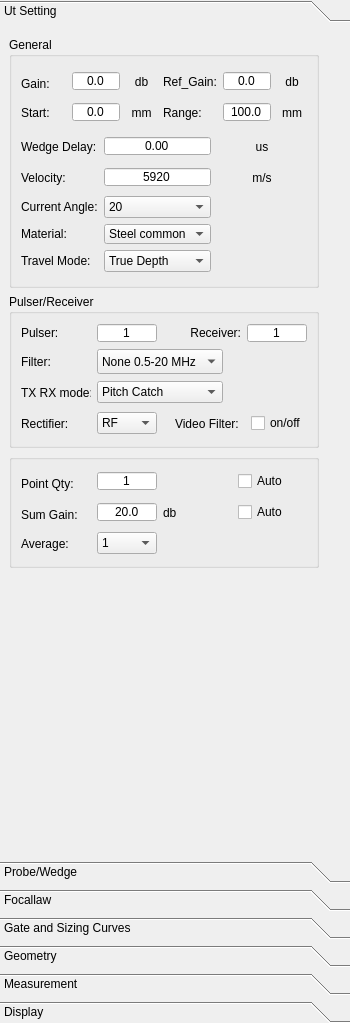
First picture: the form in phascan_view/ui/DopplerGroupTab.ui, repository qinxingying/hello-word, before the edit.
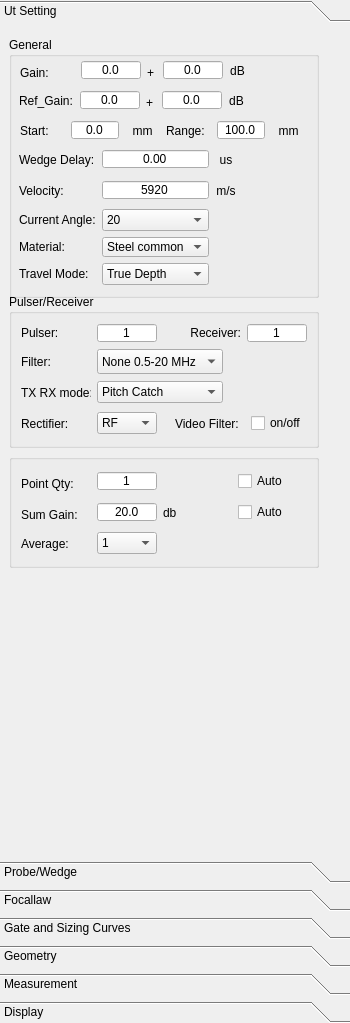
Second picture: the form after the edit. The open tabs and pages were chosen to show the change. Icons and pictures are not drawn. Custom widgets are drawn as their Qt base class.

What changed in the file:
```diff
--- a/phascan_view/ui/DopplerGroupTab.ui
+++ b/phascan_view/ui/DopplerGroupTab.ui
@@ -154,7 +154,7 @@
              <property name="minimumSize">
               <size>
                <width>0</width>
-               <height>0</height>
+               <height>261</height>
               </size>
              </property>
              <property name="maximumSize">
@@ -166,282 +166,15 @@
              <property name="title">
               <string>General</string>
              </property>
-             <layout class="QVBoxLayout" name="verticalLayout" stretch="2,5">
-              <property name="leftMargin">
-               <number>9</number>
+             <widget class="QWidget" name="layoutWidget">
+              <property name="geometry">
+               <rect>
+                <x>10</x>
+                <y>110</y>
+                <width>218</width>
+                <height>138</height>
+               </rect>
               </property>
-              <item>
-               <layout class="QGridLayout" name="gridLayout_6">
-                <item row="0" column="0">
-                 <widget class="QLabel" name="LabelGain">
-                  <property name="sizePolicy">
-                   <sizepolicy hsizetype="Preferred" vsizetype="Preferred">
-                    <horstretch>0</horstretch>
-                    <verstretch>0</verstretch>
-                   </sizepolicy>
-                  </property>
-                  <property name="minimumSize">
-                   <size>
-                    <width>45</width>
-                    <height>25</height>
-                   </size>
-                  </property>
-                  <property name="maximumSize">
-                   <size>
-                    <width>75</width>
-                    <height>20</height>
-                   </size>
-                  </property>
-                  <property name="text">
-                   <string>Gain:</string>
-                  </property>
-                 </widget>
-                </item>
-                <item row="0" column="1">
-                 <widget class="QDoubleSpinBox" name="ValueGain">
-                  <property name="sizePolicy">
-                   <sizepolicy hsizetype="Fixed" vsizetype="Fixed">
-                    <horstretch>0</horstretch>
-                    <verstretch>0</verstretch>
-                   </sizepolicy>
-                  </property>
-                  <property name="minimumSize">
-                   <size>
-                    <width>40</width>
-                    <height>20</height>
-                   </size>
-                  </property>
-                  <property name="maximumSize">
-                   <size>
-                    <width>60</width>
-                    <height>20</height>
-                   </size>
-                  </property>
-                  <property name="alignment">
-                   <set>Qt::AlignCenter</set>
-                  </property>
-                  <property name="buttonSymbols">
-                   <enum>QAbstractSpinBox::NoButtons</enum>
-                  </property>
-                  <property name="decimals">
-                   <number>1</number>
-                  </property>
-                  <property name="maximum">
-                   <double>80.000000000000000</double>
-                  </property>
-                 </widget>
-                </item>
-                <item row="0" column="2">
-                 <widget class="QLabel" name="LabelGainUnit">
-                  <property name="text">
-                   <string>db</string>
-                  </property>
-                  <property name="alignment">
-                   <set>Qt::AlignCenter</set>
-                  </property>
-                 </widget>
-                </item>
-                <item row="0" column="3">
-                 <widget class="QLabel" name="label_RefGain">
-                  <property name="minimumSize">
-                   <size>
-                    <width>45</width>
-                    <height>25</height>
-                   </size>
-                  </property>
-                  <property name="text">
-                   <string>Ref_Gain:</string>
-                  </property>
-                 </widget>
-                </item>
-                <item row="0" column="4">
-                 <widget class="QDoubleSpinBox" name="ValueRefGain">
-                  <property name="sizePolicy">
-                   <sizepolicy hsizetype="Fixed" vsizetype="Fixed">
-                    <horstretch>0</horstretch>
-                    <verstretch>0</verstretch>
-                   </sizepolicy>
-                  </property>
-                  <property name="minimumSize">
-                   <size>
-                    <width>40</width>
-                    <height>20</height>
-                   </size>
-                  </property>
-                  <property name="maximumSize">
-                   <size>
-                    <width>60</width>
-                    <height>20</height>
-                   </size>
-                  </property>
-                  <property name="alignment">
-                   <set>Qt::AlignCenter</set>
-                  </property>
-                  <property name="buttonSymbols">
-                   <enum>QAbstractSpinBox::NoButtons</enum>
-                  </property>
-                  <property name="decimals">
-                   <number>1</number>
-                  </property>
-                  <property name="minimum">
-                   <double>-20.000000000000000</double>
-                  </property>
-                  <property name="maximum">
-                   <double>20.000000000000000</double>
-                  </property>
-                 </widget>
-                </item>
-                <item row="0" column="5">
-                 <widget class="QLabel" name="LabelGainUnit_2">
-                  <property name="text">
-                   <string>db</string>
-                  </property>
-                  <property name="alignment">
-                   <set>Qt::AlignCenter</set>
-                  </property>
-                 </widget>
-                </item>
-                <item row="1" column="0">
-                 <widget class="QLabel" name="LabelStart">
-                  <property name="sizePolicy">
-                   <sizepolicy hsizetype="Preferred" vsizetype="Preferred">
-                    <horstretch>0</horstretch>
-                    <verstretch>0</verstretch>
-                   </sizepolicy>
-                  </property>
-                  <property name="minimumSize">
-                   <size>
-                    <width>45</width>
-                    <height>25</height>
-                   </size>
-                  </property>
-                  <property name="text">
-                   <string>Start:</string>
-                  </property>
-                 </widget>
-                </item>
-                <item row="1" column="1">
-                 <widget class="QDoubleSpinBox" name="ValueStart">
-                  <property name="sizePolicy">
-                   <sizepolicy hsizetype="Fixed" vsizetype="Fixed">
-                    <horstretch>0</horstretch>
-                    <verstretch>0</verstretch>
-                   </sizepolicy>
-                  </property>
-                  <property name="minimumSize">
-                   <size>
-                    <width>40</width>
-                    <height>20</height>
-                   </size>
-                  </property>
-                  <property name="maximumSize">
-                   <size>
-                    <width>60</width>
-                    <height>20</height>
-                   </size>
-                  </property>
-                  <property name="alignment">
-                   <set>Qt::AlignCenter</set>
-                  </property>
-                  <property name="buttonSymbols">
-                   <enum>QAbstractSpinBox::NoButtons</enum>
-                  </property>
-                  <property name="decimals">
-                   <number>1</number>
-                  </property>
-                  <property name="maximum">
-                   <double>5000.000000000000000</double>
-                  </property>
-                  <property name="singleStep">
-                   <double>1.000000000000000</double>
-                  </property>
-                 </widget>
-                </item>
-                <item row="1" column="2">
-                 <widget class="QLabel" name="LabelStartUnit">
-                  <property name="text">
-                   <string>mm</string>
-                  </property>
-                  <property name="alignment">
-                   <set>Qt::AlignCenter</set>
-                  </property>
-                 </widget>
-                </item>
-                <item row="1" column="3">
-                 <widget class="QLabel" name="LabelRange">
-                  <property name="sizePolicy">
-                   <sizepolicy hsizetype="Preferred" vsizetype="Fixed">
-                    <horstretch>0</horstretch>
-                    <verstretch>0</verstretch>
-                   </sizepolicy>
-                  </property>
-                  <property name="minimumSize">
-                   <size>
-                    <width>45</width>
-                    <height>25</height>
-                   </size>
-                  </property>
-                  <property name="text">
-                   <string>Range:</string>
-                  </property>
-                 </widget>
-                </item>
-                <item row="1" column="4">
-                 <widget class="QDoubleSpinBox" name="ValueRange">
-                  <property name="sizePolicy">
-                   <sizepolicy hsizetype="Fixed" vsizetype="Fixed">
-                    <horstretch>0</horstretch>
-                    <verstretch>0</verstretch>
-                   </sizepolicy>
-                  </property>
-                  <property name="minimumSize">
-                   <size>
-                    <width>40</width>
-                    <height>20</height>
-                   </size>
-                  </property>
-                  <property name="maximumSize">
-                   <size>
-                    <width>60</width>
-                    <height>20</height>
-                   </size>
-                  </property>
-                  <property name="alignment">
-                   <set>Qt::AlignCenter</set>
-                  </property>
-                  <property name="buttonSymbols">
-                   <enum>QAbstractSpinBox::NoButtons</enum>
-                  </property>
-                  <property name="decimals">
-                   <number>1</number>
-                  </property>
-                  <property name="minimum">
-                   <double>1.000000000000000</double>
-                  </property>
-                  <property name="maximum">
-                   <double>5000.000000000000000</double>
-                  </property>
-                  <property name="singleStep">
-                   <double>1.000000000000000</double>
-                  </property>
-                  <property name="value">
-                   <double>100.000000000000000</double>
-                  </property>
-                 </widget>
-                </item>
-                <item row="1" column="5">
-                 <widget class="QLabel" name="LabelRangeUnit">
-                  <property name="text">
-                   <string>mm</string>
-                  </property>
-                  <property name="alignment">
-                   <set>Qt::AlignCenter</set>
-                  </property>
-                 </widget>
-                </item>
-               </layout>
-              </item>
-              <item>
                <layout class="QGridLayout" name="gridLayout_14">
                 <item row="0" column="0">
                  <widget class="QLabel" name="LabelWedgeDelay">
@@ -714,8 +447,440 @@
                  </widget>
                 </item>
                </layout>
-              </item>
-             </layout>
+             </widget>
+             <widget class="QWidget" name="layoutWidget">
+              <property name="geometry">
+               <rect>
+                <x>11</x>
+                <y>20</y>
+                <width>226</width>
+                <height>27</height>
+               </rect>
+              </property>
+              <layout class="QHBoxLayout" name="horizontalLayout_20">
+               <item>
+                <widget class="QLabel" name="LabelGain">
+                 <property name="sizePolicy">
+                  <sizepolicy hsizetype="Preferred" vsizetype="Preferred">
+                   <horstretch>0</horstretch>
+                   <verstretch>0</verstretch>
+                  </sizepolicy>
+                 </property>
+                 <property name="minimumSize">
+                  <size>
+                   <width>55</width>
+                   <height>25</height>
+                  </size>
+                 </property>
+                 <property name="maximumSize">
+                  <size>
+                   <width>55</width>
+                   <height>20</height>
+                  </size>
+                 </property>
+                 <property name="text">
+                  <string>Gain:</string>
+                 </property>
+                </widget>
+               </item>
+               <item>
+                <widget class="QDoubleSpinBox" name="ValueGain">
+                 <property name="sizePolicy">
+                  <sizepolicy hsizetype="Fixed" vsizetype="Fixed">
+                   <horstretch>0</horstretch>
+                   <verstretch>0</verstretch>
+                  </sizepolicy>
+                 </property>
+                 <property name="minimumSize">
+                  <size>
+                   <width>60</width>
+                   <height>20</height>
+                  </size>
+                 </property>
+                 <property name="maximumSize">
+                  <size>
+                   <width>60</width>
+                   <height>20</height>
+                  </size>
+                 </property>
+                 <property name="alignment">
+                  <set>Qt::AlignCenter</set>
+                 </property>
+                 <property name="buttonSymbols">
+                  <enum>QAbstractSpinBox::NoButtons</enum>
+                 </property>
+                 <property name="decimals">
+                  <number>1</number>
+                 </property>
+                 <property name="maximum">
+                  <double>80.000000000000000</double>
+                 </property>
+                </widget>
+               </item>
+               <item>
+                <widget class="QLabel" name="LabelGain_2">
+                 <property name="sizePolicy">
+                  <sizepolicy hsizetype="Preferred" vsizetype="Preferred">
+                   <horstretch>0</horstretch>
+                   <verstretch>0</verstretch>
+                  </sizepolicy>
+                 </property>
+                 <property name="minimumSize">
+                  <size>
+                   <width>10</width>
+                   <height>25</height>
+                  </size>
+                 </property>
+                 <property name="maximumSize">
+                  <size>
+                   <width>10</width>
+                   <height>20</height>
+                  </size>
+                 </property>
+                 <property name="text">
+                  <string>+</string>
+                 </property>
+                </widget>
+               </item>
+               <item>
+                <widget class="QDoubleSpinBox" name="ValueREFGain">
+                 <property name="sizePolicy">
+                  <sizepolicy hsizetype="Fixed" vsizetype="Fixed">
+                   <horstretch>0</horstretch>
+                   <verstretch>0</verstretch>
+                  </sizepolicy>
+                 </property>
+                 <property name="minimumSize">
+                  <size>
+                   <width>60</width>
+                   <height>20</height>
+                  </size>
+                 </property>
+                 <property name="maximumSize">
+                  <size>
+                   <width>60</width>
+                   <height>20</height>
+                  </size>
+                 </property>
+                 <property name="alignment">
+                  <set>Qt::AlignCenter</set>
+                 </property>
+                 <property name="buttonSymbols">
+                  <enum>QAbstractSpinBox::NoButtons</enum>
+                 </property>
+                 <property name="decimals">
+                  <number>1</number>
+                 </property>
+                 <property name="minimum">
+                  <double>-40.000000000000000</double>
+                 </property>
+                 <property name="maximum">
+                  <double>40.000000000000000</double>
+                 </property>
+                </widget>
+               </item>
+               <item>
+                <widget class="QLabel" name="LabelGainUnit">
+                 <property name="text">
+                  <string>dB</string>
+                 </property>
+                 <property name="alignment">
+                  <set>Qt::AlignCenter</set>
+                 </property>
+                </widget>
+               </item>
+              </layout>
+             </widget>
+             <widget class="QWidget" name="layoutWidget">
+              <property name="geometry">
+               <rect>
+                <x>10</x>
+                <y>50</y>
+                <width>226</width>
+                <height>27</height>
+               </rect>
+              </property>
+              <layout class="QHBoxLayout" name="horizontalLayout_21">
+               <item>
+                <widget class="QLabel" name="label_RefGain">
+                 <property name="minimumSize">
+                  <size>
+                   <width>55</width>
+                   <height>25</height>
+                  </size>
+                 </property>
+                 <property name="maximumSize">
+                  <size>
+                   <width>55</width>
+                   <height>16777215</height>
+                  </size>
+                 </property>
+                 <property name="text">
+                  <string>Ref_Gain:</string>
+                 </property>
+                </widget>
+               </item>
+               <item>
+                <widget class="QDoubleSpinBox" name="ValueRefGain">
+                 <property name="sizePolicy">
+                  <sizepolicy hsizetype="Fixed" vsizetype="Fixed">
+                   <horstretch>0</horstretch>
+                   <verstretch>0</verstretch>
+                  </sizepolicy>
+                 </property>
+                 <property name="minimumSize">
+                  <size>
+                   <width>60</width>
+                   <height>20</height>
+                  </size>
+                 </property>
+                 <property name="maximumSize">
+                  <size>
+                   <width>60</width>
+                   <height>20</height>
+                  </size>
+                 </property>
+                 <property name="alignment">
+                  <set>Qt::AlignCenter</set>
+                 </property>
+                 <property name="buttonSymbols">
+                  <enum>QAbstractSpinBox::NoButtons</enum>
+                 </property>
+                 <property name="decimals">
+                  <number>1</number>
+                 </property>
+                 <property name="minimum">
+                  <double>-80.000000000000000</double>
+                 </property>
+                 <property name="maximum">
+                  <double>80.000000000000000</double>
+                 </property>
+                </widget>
+               </item>
+               <item>
+                <widget class="QLabel" name="LabelGain_3">
+                 <property name="sizePolicy">
+                  <sizepolicy hsizetype="Preferred" vsizetype="Preferred">
+                   <horstretch>0</horstretch>
+                   <verstretch>0</verstretch>
+                  </sizepolicy>
+                 </property>
+                 <property name="minimumSize">
+                  <size>
+                   <width>10</width>
+                   <height>25</height>
+                  </size>
+                 </property>
+                 <property name="maximumSize">
+                  <size>
+                   <width>10</width>
+                   <height>20</height>
+                  </size>
+                 </property>
+                 <property name="text">
+                  <string>+</string>
+                 </property>
+                </widget>
+               </item>
+               <item>
+                <widget class="QDoubleSpinBox" name="ValueComGain">
+                 <property name="sizePolicy">
+                  <sizepolicy hsizetype="Fixed" vsizetype="Fixed">
+                   <horstretch>0</horstretch>
+                   <verstretch>0</verstretch>
+                  </sizepolicy>
+                 </property>
+                 <property name="minimumSize">
+                  <size>
+                   <width>60</width>
+                   <height>20</height>
+                  </size>
+                 </property>
+                 <property name="maximumSize">
+                  <size>
+                   <width>60</width>
+                   <height>20</height>
+                  </size>
+                 </property>
+                 <property name="alignment">
+                  <set>Qt::AlignCenter</set>
+                 </property>
+                 <property name="buttonSymbols">
+                  <enum>QAbstractSpinBox::NoButtons</enum>
+                 </property>
+                 <property name="decimals">
+                  <number>1</number>
+                 </property>
+                 <property name="minimum">
+                  <double>-40.000000000000000</double>
+                 </property>
+                 <property name="maximum">
+                  <double>40.000000000000000</double>
+                 </property>
+                </widget>
+               </item>
+               <item>
+                <widget class="QLabel" name="LabelGainUnit_2">
+                 <property name="text">
+                  <string>dB</string>
+                 </property>
+                 <property name="alignment">
+                  <set>Qt::AlignCenter</set>
+                 </property>
+                </widget>
+               </item>
+              </layout>
+             </widget>
+             <widget class="QWidget" name="layoutWidget">
+              <property name="geometry">
+               <rect>
+                <x>11</x>
+                <y>80</y>
+                <width>286</width>
+                <height>27</height>
+               </rect>
+              </property>
+              <layout class="QHBoxLayout" name="horizontalLayout_22">
+               <item>
+                <widget class="QLabel" name="LabelStart">
+                 <property name="sizePolicy">
+                  <sizepolicy hsizetype="Preferred" vsizetype="Preferred">
+                   <horstretch>0</horstretch>
+                   <verstretch>0</verstretch>
+                  </sizepolicy>
+                 </property>
+                 <property name="minimumSize">
+                  <size>
+                   <width>45</width>
+                   <height>25</height>
+                  </size>
+                 </property>
+                 <property name="text">
+                  <string>Start:</string>
+                 </property>
+                </widget>
+               </item>
+               <item>
+                <widget class="QDoubleSpinBox" name="ValueStart">
+                 <property name="sizePolicy">
+                  <sizepolicy hsizetype="Fixed" vsizetype="Fixed">
+                   <horstretch>0</horstretch>
+                   <verstretch>0</verstretch>
+                  </sizepolicy>
+                 </property>
+                 <property name="minimumSize">
+                  <size>
+                   <width>40</width>
+                   <height>20</height>
+                  </size>
+                 </property>
+                 <property name="maximumSize">
+                  <size>
+                   <width>60</width>
+                   <height>20</height>
+                  </size>
+                 </property>
+                 <property name="alignment">
+                  <set>Qt::AlignCenter</set>
+                 </property>
+                 <property name="buttonSymbols">
+                  <enum>QAbstractSpinBox::NoButtons</enum>
+                 </property>
+                 <property name="decimals">
+                  <number>1</number>
+                 </property>
+                 <property name="maximum">
+                  <double>5000.000000000000000</double>
+                 </property>
+                 <property name="singleStep">
+                  <double>1.000000000000000</double>
+                 </property>
+                </widget>
+               </item>
+               <item>
+                <widget class="QLabel" name="LabelStartUnit">
+                 <property name="text">
+                  <string>mm</string>
+                 </property>
+                 <property name="alignment">
+                  <set>Qt::AlignCenter</set>
+                 </property>
+                </widget>
+               </item>
+               <item>
+                <widget class="QLabel" name="LabelRange">
+                 <property name="sizePolicy">
+                  <sizepolicy hsizetype="Preferred" vsizetype="Fixed">
+                   <horstretch>0</horstretch>
+                   <verstretch>0</verstretch>
+                  </sizepolicy>
+                 </property>
+                 <property name="minimumSize">
+                  <size>
+                   <width>45</width>
+                   <height>25</height>
+                  </size>
+                 </property>
+                 <property name="text">
+                  <string>Range:</string>
+                 </property>
+                </widget>
+               </item>
+               <item>
+                <widget class="QDoubleSpinBox" name="ValueRange">
+                 <property name="sizePolicy">
+                  <sizepolicy hsizetype="Fixed" vsizetype="Fixed">
+                   <horstretch>0</horstretch>
+                   <verstretch>0</verstretch>
+                  </sizepolicy>
+                 </property>
+                 <property name="minimumSize">
+                  <size>
+                   <width>40</width>
+                   <height>20</height>
+                  </size>
+                 </property>
+                 <property name="maximumSize">
+                  <size>
+                   <width>60</width>
+                   <height>20</height>
+                  </size>
+                 </property>
+                 <property name="alignment">
+                  <set>Qt::AlignCenter</set>
+                 </property>
+                 <property name="buttonSymbols">
+                  <enum>QAbstractSpinBox::NoButtons</enum>
+                 </property>
+                 <property name="decimals">
+                  <number>1</number>
+                 </property>
+                 <property name="minimum">
+                  <double>1.000000000000000</double>
+                 </property>
+                 <property name="maximum">
+                  <double>5000.000000000000000</double>
+                 </property>
+                 <property name="singleStep">
+                  <double>1.000000000000000</double>
+                 </property>
+                 <property name="value">
+                  <double>100.000000000000000</double>
+                 </property>
+                </widget>
+               </item>
+               <item>
+                <widget class="QLabel" name="LabelRangeUnit">
+                 <property name="text">
+                  <string>mm</string>
+                 </property>
+                 <property name="alignment">
+                  <set>Qt::AlignCenter</set>
+                 </property>
+                </widget>
+               </item>
+              </layout>
+             </widget>
             </widget>
            </item>
            <item>
@@ -5226,7 +5391,7 @@
                  <property name="geometry">
                   <rect>
                    <x>0</x>
-                   <y>170</y>
+                   <y>150</y>
                    <width>254</width>
                    <height>27</height>
                   </rect>
@@ -5551,96 +5716,6 @@
                   </item>
                  </layout>
                 </widget>
-                <widget class="QWidget" name="layoutWidget">
-                 <property name="geometry">
-                  <rect>
-                   <x>0</x>
-                   <y>30</y>
-                   <width>126</width>
-                   <height>27</height>
-                  </rect>
-                 </property>
-                 <layout class="QHBoxLayout" name="horizontalLayout_16">
-                  <item>
-                   <widget class="QLabel" name="Label_REF_Gain">
-                    <property name="sizePolicy">
-                     <sizepolicy hsizetype="Fixed" vsizetype="Fixed">
-                      <horstretch>0</horstretch>
-                      <verstretch>0</verstretch>
-                     </sizepolicy>
-                    </property>
-                    <property name="minimumSize">
-                     <size>
-                      <width>57</width>
-                      <height>25</height>
-                     </size>
-                    </property>
-                    <property name="maximumSize">
-                     <size>
-                      <width>55</width>
-                      <height>16777215</height>
-                     </size>
-                    </property>
-                    <property name="text">
-                     <string>REF_Gain</string>
-                    </property>
-                    <property name="alignment">
-                     <set>Qt::AlignLeading|Qt::AlignLeft|Qt::AlignVCenter</set>
-                    </property>
-                   </widget>
-                  </item>
-                  <item>
-                   <widget class="QDoubleSpinBox" name="ValueREFGain">
-                    <property name="sizePolicy">
-                     <sizepolicy hsizetype="Fixed" vsizetype="Fixed">
-                      <horstretch>0</horstretch>
-                      <verstretch>0</verstretch>
-                     </sizepolicy>
-                    </property>
-                    <property name="minimumSize">
-                     <size>
-                      <width>35</width>
-                      <height>0</height>
-                     </size>
-                    </property>
-                    <property name="maximumSize">
-                     <size>
-                      <width>35</width>
-                      <height>16777215</height>
-                     </size>
-                    </property>
-                    <property name="buttonSymbols">
-                     <enum>QAbstractSpinBox::NoButtons</enum>
-                    </property>
-                   </widget>
-                  </item>
-                  <item>
-                   <widget class="QLabel" name="label_27">
-                    <property name="sizePolicy">
-                     <sizepolicy hsizetype="Fixed" vsizetype="Fixed">
-                      <horstretch>0</horstretch>
-                      <verstretch>0</verstretch>
-                     </sizepolicy>
-                    </property>
-                    <property name="minimumSize">
-                     <size>
-                      <width>20</width>
-                      <height>0</height>
-                     </size>
-                    </property>
-                    <property name="maximumSize">
-                     <size>
-                      <width>20</width>
-                      <height>16777215</height>
-                     </size>
-                    </property>
-                    <property name="text">
-                     <string>db</string>
-                    </property>
-                   </widget>
-                  </item>
-                 </layout>
-                </widget>
                 <widget class="QWidget" name="layoutWidget">
                  <property name="geometry">
                   <rect>
@@ -5782,110 +5857,6 @@
                   </item>
                  </layout>
                 </widget>
-                <widget class="QWidget" name="">
-                 <property name="geometry">
-                  <rect>
-                   <x>140</x>
-                   <y>31</y>
-                   <width>139</width>
-                   <height>27</height>
-                  </rect>
-                 </property>
-                 <layout class="QHBoxLayout" name="horizontalLayout_17">
-                  <item>
-                   <widget class="QLabel" name="Label_Com_Gain">
-                    <property name="sizePolicy">
-                     <sizepolicy hsizetype="Fixed" vsizetype="Fixed">
-                      <horstretch>0</horstretch>
-                      <verstretch>0</verstretch>
-                     </sizepolicy>
-                    </property>
-                    <property name="minimumSize">
-                     <size>
-                      <width>70</width>
-                      <height>25</height>
-                     </size>
-                    </property>
-                    <property name="maximumSize">
-                     <size>
-                      <width>70</width>
-                      <height>16777215</height>
-                     </size>
-                    </property>
-                    <property name="text">
-                     <string>+ Com_Gain</string>
-                    </property>
-                    <property name="alignment">
-                     <set>Qt::AlignLeading|Qt::AlignLeft|Qt::AlignVCenter</set>
-                    </property>
-                   </widget>
-                  </item>
-                  <item>
-                   <widget class="QDoubleSpinBox" name="ValueComGain">
-                    <property name="sizePolicy">
-                     <sizepolicy hsizetype="Fixed" vsizetype="Fixed">
-                      <horstretch>0</horstretch>
-                      <verstretch>0</verstretch>
-                     </sizepolicy>
-                    </property>
-                    <property name="minimumSize">
-                     <size>
-                      <width>35</width>
-                      <height>0</height>
-                     </size>
-                    </property>
-                    <property name="maximumSize">
-                     <size>
-                      <width>35</width>
-                      <height>16777215</height>
-                     </size>
-                    </property>
-                    <property name="focusPolicy">
-                     <enum>Qt::WheelFocus</enum>
-                    </property>
-                    <property name="buttonSymbols">
-                     <enum>QAbstractSpinBox::NoButtons</enum>
-                    </property>
-                    <property name="minimum">
-                     <double>-99.000000000000000</double>
-                    </property>
-                   </widget>
-                  </item>
-                  <item>
-                   <widget class="QLabel" name="label_29">
-                    <property name="sizePolicy">
-                     <sizepolicy hsizetype="Fixed" vsizetype="Fixed">
-                      <horstretch>0</horstretch>
-                      <verstretch>0</verstretch>
-                     </sizepolicy>
-                    </property>
-                    <property name="minimumSize">
-                     <size>
-                      <width>20</width>
-                      <height>0</height>
-                     </size>
-                    </property>
-                    <property name="maximumSize">
-                     <size>
-                      <width>20</width>
-                      <height>16777215</height>
-                     </size>
-                    </property>
-                    <property name="text">
-                     <string>db</string>
-                    </property>
-                   </widget>
-                  </item>
-                 </layout>
-                </widget>
-                <zorder>layoutWidget</zorder>
-                <zorder>layoutWidget</zorder>
-                <zorder>layoutWidget</zorder>
-                <zorder>layoutWidget</zorder>
-                <zorder>layoutWidget</zorder>
-                <zorder>layoutWidget</zorder>
-                <zorder>layoutWidget</zorder>
-                <zorder>layoutWidget_2</zorder>
                </widget>
               </item>
               <item>
```
Left out of the diff: 346 changed lines with no effect on the pictures. Lines whose indentation alone changed are shown as unchanged.
